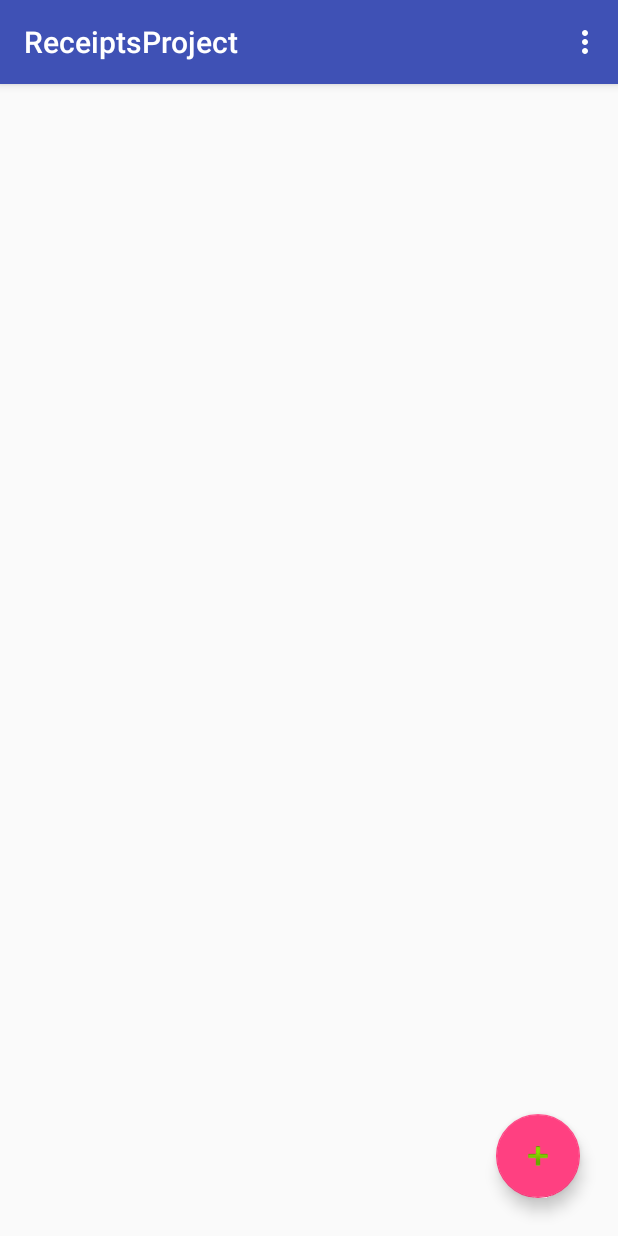
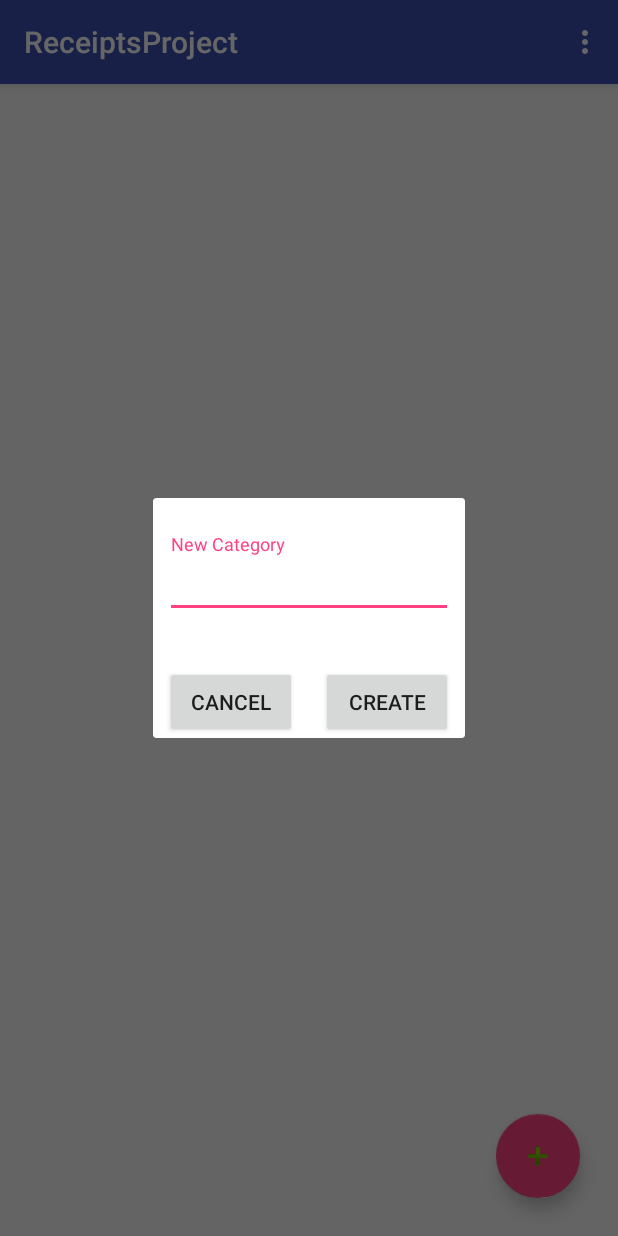
Before and after one commit to GrossGhost/RecepiesProject, an Android app: the screen it shows after launch (MainActivity), after a tap on an icon or button, on a phone screen of 412 x 824 dp. Run offline under Robolectric (Android 15) with nearby library versions, the phone set to English and light mode, and no system bars; libraries missing offline, so code that uses them is left out: io.realm; 5 statements that could not run were skipped.

Commit message:
created add_category_dialog

```diff
--- /dev/null
+++ b/Projects/RecepiesProject/app/src/main/java/com/receiptsproject/fragments/CategoriesDialogFragment.java
@@ -0,0 +1,62 @@
+package com.receiptsproject.fragments;
+
+import android.os.Bundle;
+import android.support.annotation.Nullable;
+import android.support.v4.app.DialogFragment;
+import android.view.LayoutInflater;
+import android.view.View;
+import android.view.ViewGroup;
+import android.widget.EditText;
+import android.widget.Toast;
+
+import com.receiptsproject.R;
+import com.receiptsproject.adapters.CategoriesAdapter;
+import com.receiptsproject.objects.CategoriesData;
+
+import io.realm.Realm;
+
+
+public class CategoriesDialogFragment extends DialogFragment implements View.OnClickListener {
+
+    private EditText editCategoryText;
+    private Realm realm;
+    private CategoriesAdapter adapter;
+    @Nullable
+    @Override
+    public View onCreateView(LayoutInflater inflater, @Nullable ViewGroup container, @Nullable Bundle savedInstanceState) {
+        getDialog().setTitle("Enter name of new category");
+        View view = inflater.inflate(R.layout.categories_dialog, null);
+        view.findViewById(R.id.button_cancel_category).setOnClickListener(this);
+        view.findViewById(R.id.button_add_category).setOnClickListener(this);
+        editCategoryText = view.findViewById(R.id.edit_text_new_category);
+        realm = Realm.getDefaultInstance();
+        adapter = new CategoriesAdapter(realm.where(CategoriesData.class).findAll());
+        return view;
+    }
+
+    @Override
+    public void onClick(View view) {
+        switch (view.getId()){
+            case R.id.button_cancel_category :
+                dismiss();
+                break;
+            case R.id.button_add_category :
+                String newCategoryName = editCategoryText.getText().toString();
+                if (newCategoryName.equals(""))
+                    Toast.makeText(getContext(),"Enter Category name!", Toast.LENGTH_SHORT).show();
+                else{
+                    CategoriesData newCategory = new CategoriesData();
+                    newCategory.setName(newCategoryName);
+
+                    realm.beginTransaction();
+                    realm.insert(newCategory);
+                    realm.commitTransaction();
+                    adapter.notifyDataSetChanged();
+
+                    dismiss();
+                }
+                break;
+
+        }
+    }
+}
--- a/Projects/RecepiesProject/app/src/main/java/com/receiptsproject/fragments/CategoriesFragment.java
+++ b/Projects/RecepiesProject/app/src/main/java/com/receiptsproject/fragments/CategoriesFragment.java
@@ -3,6 +3,7 @@ package com.receiptsproject.fragments;
 import android.os.Bundle;
 import android.support.annotation.Nullable;
 import android.support.design.widget.FloatingActionButton;
+import android.support.v4.app.DialogFragment;
 import android.support.v7.widget.LinearLayoutManager;
 import android.support.v7.widget.RecyclerView;
 import android.view.LayoutInflater;
@@ -24,11 +25,13 @@ public class CategoriesFragment extends android.support.v4.app.Fragment {
     private Realm realm;
     private RecyclerView recyclerView;
     private CategoriesAdapter adapter;
+    private DialogFragment dialogFragment;
 
     @Override
     public void onCreate(@Nullable Bundle savedInstanceState) {
         super.onCreate(savedInstanceState);
         realm = Realm.getDefaultInstance();
+        dialogFragment = new CategoriesDialogFragment();
         adapter = new CategoriesAdapter(realm.where(CategoriesData.class).findAll());
     }
 
@@ -52,14 +55,8 @@ public class CategoriesFragment extends android.support.v4.app.Fragment {
             @Override
             public void onClick(View view) {
 
-                CategoriesData newCategory = new CategoriesData();
-                newCategory.setName("newCategory");
+                dialogFragment.show(getFragmentManager(), "dialog");
 
-                realm.beginTransaction();
-                realm.insert(newCategory);
-                realm.commitTransaction();
-
-                adapter.notifyDataSetChanged();
             }
         });
 
--- /dev/null
+++ b/Projects/RecepiesProject/app/src/main/res/layout/categories_dialog.xml
@@ -0,0 +1,51 @@
+<?xml version="1.0" encoding="utf-8"?>
+<LinearLayout xmlns:android="http://schemas.android.com/apk/res/android"
+    android:layout_width="wrap_content"
+    android:layout_height="match_parent"
+    android:orientation="vertical">
+
+    <android.support.design.widget.TextInputLayout
+        android:id="@+id/input_new_category"
+        android:layout_width="match_parent"
+        android:layout_height="wrap_content"
+        android:layout_marginLeft="8dp"
+        android:layout_marginRight="8dp"
+        android:layout_marginTop="24dp"
+        android:hint="@string/new_category">
+
+        <android.support.design.widget.TextInputEditText
+            android:id="@+id/edit_text_new_category"
+            android:layout_width="match_parent"
+            android:layout_height="wrap_content" />
+    </android.support.design.widget.TextInputLayout>
+
+    <LinearLayout
+        android:layout_width="match_parent"
+        android:layout_height="match_parent"
+        android:layout_marginLeft="8dp"
+        android:layout_marginRight="8dp"
+        android:layout_marginTop="32dp"
+        android:orientation="horizontal">
+
+        <Button
+            android:id="@+id/button_cancel_category"
+            android:layout_width="match_parent"
+            android:layout_height="wrap_content"
+            android:layout_marginEnd="8dp"
+            android:layout_marginRight="8dp"
+            android:layout_weight="1"
+            android:text="@string/cancel" />
+
+        <Button
+            android:id="@+id/button_add_category"
+            android:layout_width="match_parent"
+            android:layout_height="wrap_content"
+            android:layout_marginLeft="8dp"
+            android:layout_marginStart="8dp"
+            android:layout_weight="1"
+            android:text="@string/create" />
+
+    </LinearLayout>
+
+
+</LinearLayout>
--- a/Projects/RecepiesProject/app/src/main/res/values/strings.xml
+++ b/Projects/RecepiesProject/app/src/main/res/values/strings.xml
@@ -3,4 +3,7 @@
     <string name="action_settings">Settings</string>
     <string name="wrong_password">WRONG PASSWORD</string>
     <string name="enter_your_password">Enter your password</string>
+    <string name="new_category">New Category</string>
+    <string name="cancel">Cancel</string>
+    <string name="create">Create</string>
 </resources>
```
